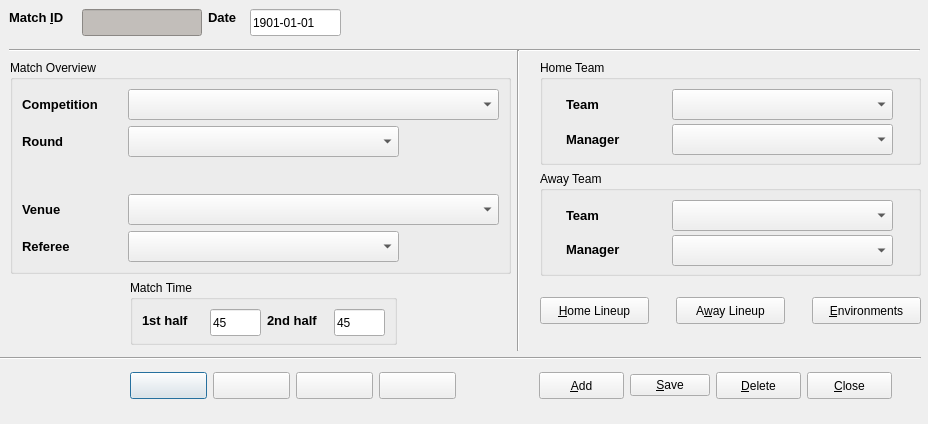
soccermetrics/marcotti-desktop, file code/pyqt/gui/match_entry.ui: the form before one commit.
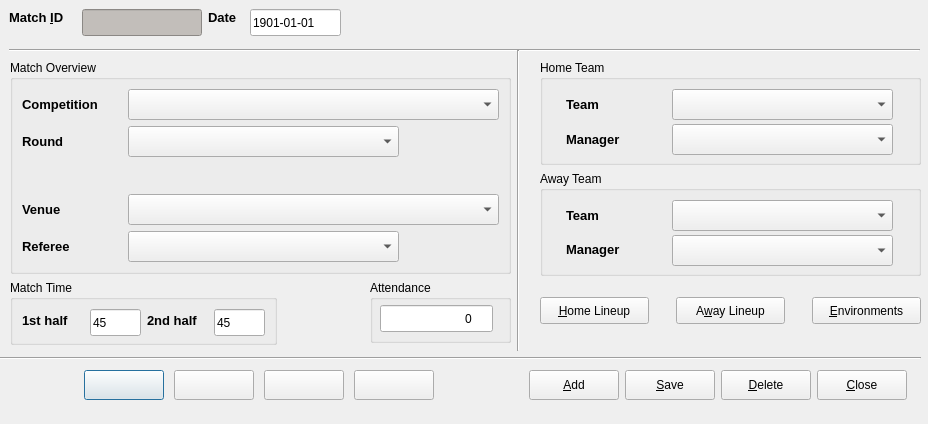
The form after the commit. Icons and pictures are not drawn.

Commit message: Added match attendance widget to Matches dialog. Made minor layout changes (Closed #28)

```diff
--- a/code/pyqt/gui/match_entry.ui
+++ b/code/pyqt/gui/match_entry.ui
@@ -323,7 +323,7 @@
   <widget class="QWidget" name="layoutWidget">
    <property name="geometry">
     <rect>
-     <x>130</x>
+     <x>10</x>
      <y>280</y>
      <width>332</width>
      <height>65</height>
@@ -447,9 +447,9 @@
   <widget class="QWidget" name="layoutWidget">
    <property name="geometry">
     <rect>
-     <x>130</x>
+     <x>80</x>
      <y>360</y>
-     <width>328</width>
+     <width>361</width>
      <height>51</height>
     </rect>
    </property>
@@ -458,14 +458,14 @@
      <widget class="QPushButton" name="firstEntry">
       <property name="minimumSize">
        <size>
-        <width>77</width>
-        <height>27</height>
+        <width>80</width>
+        <height>30</height>
        </size>
       </property>
       <property name="maximumSize">
        <size>
-        <width>77</width>
-        <height>27</height>
+        <width>80</width>
+        <height>30</height>
        </size>
       </property>
       <property name="toolTip">
@@ -484,14 +484,14 @@
      <widget class="QPushButton" name="prevEntry">
       <property name="minimumSize">
        <size>
-        <width>77</width>
-        <height>27</height>
+        <width>80</width>
+        <height>30</height>
        </size>
       </property>
       <property name="maximumSize">
        <size>
-        <width>77</width>
-        <height>27</height>
+        <width>80</width>
+        <height>30</height>
        </size>
       </property>
       <property name="toolTip">
@@ -510,14 +510,14 @@
      <widget class="QPushButton" name="nextEntry">
       <property name="minimumSize">
        <size>
-        <width>77</width>
-        <height>27</height>
+        <width>80</width>
+        <height>30</height>
        </size>
       </property>
       <property name="maximumSize">
        <size>
-        <width>77</width>
-        <height>27</height>
+        <width>80</width>
+        <height>30</height>
        </size>
       </property>
       <property name="toolTip">
@@ -536,14 +536,14 @@
      <widget class="QPushButton" name="lastEntry">
       <property name="minimumSize">
        <size>
-        <width>77</width>
-        <height>27</height>
+        <width>80</width>
+        <height>30</height>
        </size>
       </property>
       <property name="maximumSize">
        <size>
-        <width>77</width>
-        <height>27</height>
+        <width>80</width>
+        <height>30</height>
        </size>
       </property>
       <property name="toolTip">
@@ -880,12 +880,12 @@
     </item>
    </layout>
   </widget>
-  <widget class="QWidget" name="">
+  <widget class="QWidget" name="layoutWidget">
    <property name="geometry">
     <rect>
-     <x>510</x>
+     <x>520</x>
      <y>360</y>
-     <width>411</width>
+     <width>401</width>
      <height>51</height>
     </rect>
    </property>
@@ -907,14 +907,14 @@
      <widget class="QPushButton" name="addEntry">
       <property name="minimumSize">
        <size>
-        <width>85</width>
-        <height>27</height>
+        <width>90</width>
+        <height>30</height>
        </size>
       </property>
       <property name="maximumSize">
        <size>
-        <width>85</width>
-        <height>27</height>
+        <width>90</width>
+        <height>30</height>
        </size>
       </property>
       <property name="toolTip">
@@ -931,6 +931,18 @@
     </item>
     <item>
      <widget class="QPushButton" name="saveEntry">
+      <property name="minimumSize">
+       <size>
+        <width>90</width>
+        <height>30</height>
+       </size>
+      </property>
+      <property name="maximumSize">
+       <size>
+        <width>90</width>
+        <height>30</height>
+       </size>
+      </property>
       <property name="toolTip">
        <string>Delete Entry</string>
       </property>
@@ -947,14 +959,14 @@
      <widget class="QPushButton" name="deleteEntry">
       <property name="minimumSize">
        <size>
-        <width>85</width>
-        <height>27</height>
+        <width>90</width>
+        <height>30</height>
        </size>
       </property>
       <property name="maximumSize">
        <size>
-        <width>85</width>
-        <height>27</height>
+        <width>90</width>
+        <height>30</height>
        </size>
       </property>
       <property name="toolTip">
@@ -973,14 +985,14 @@
      <widget class="QPushButton" name="closeButton">
       <property name="minimumSize">
        <size>
-        <width>85</width>
-        <height>27</height>
+        <width>90</width>
+        <height>30</height>
        </size>
       </property>
       <property name="maximumSize">
        <size>
-        <width>85</width>
-        <height>27</height>
+        <width>90</width>
+        <height>30</height>
        </size>
       </property>
       <property name="toolTip">
@@ -1010,6 +1022,56 @@
     </item>
    </layout>
   </widget>
+  <widget class="QGroupBox" name="attendanceBox">
+   <property name="geometry">
+    <rect>
+     <x>370</x>
+     <y>280</y>
+     <width>141</width>
+     <height>63</height>
+    </rect>
+   </property>
+   <property name="minimumSize">
+    <size>
+     <width>141</width>
+     <height>63</height>
+    </size>
+   </property>
+   <property name="maximumSize">
+    <size>
+     <width>141</width>
+     <height>63</height>
+    </size>
+   </property>
+   <property name="title">
+    <string>Attendance</string>
+   </property>
+   <property name="flat">
+    <bool>false</bool>
+   </property>
+   <widget class="QLineEdit" name="attendanceEdit">
+    <property name="geometry">
+     <rect>
+      <x>10</x>
+      <y>25</y>
+      <width>113</width>
+      <height>27</height>
+     </rect>
+    </property>
+    <property name="toolTip">
+     <string>Match attendance</string>
+    </property>
+    <property name="inputMask">
+     <string>999999; </string>
+    </property>
+    <property name="text">
+     <string>0</string>
+    </property>
+    <property name="alignment">
+     <set>Qt::AlignRight|Qt::AlignTrailing|Qt::AlignVCenter</set>
+    </property>
+   </widget>
+  </widget>
  </widget>
  <resources>
   <include location="fmrd_resources.qrc"/>
```
The commit also changes 1 other file.
